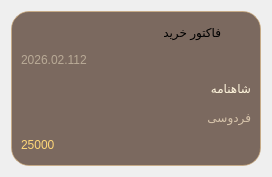
Onyx1907/Lumina-EBook-Platform, file Client/user/inovicecard.ui: the form before one commit.
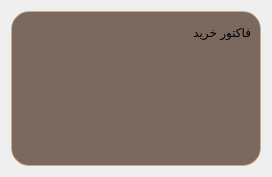
The form after the commit.

Commit message: refactor/fix: improve UI and fix a bug in display date of inovices

The edit to the form file:
```diff
--- a/Client/user/inovicecard.ui
+++ b/Client/user/inovicecard.ui
@@ -89,12 +89,6 @@
      <layout class="QVBoxLayout" name="verticalLayout">
       <item>
        <widget class="QLabel" name="inovice_label">
-        <property name="maximumSize">
-         <size>
-          <width>200</width>
-          <height>16777215</height>
-         </size>
-        </property>
         <property name="text">
          <string>فاکتور خرید</string>
         </property>
@@ -109,28 +103,28 @@
          </size>
         </property>
         <property name="text">
-         <string>2026.02.112</string>
+         <string/>
         </property>
        </widget>
       </item>
       <item>
        <widget class="QLabel" name="title_label">
         <property name="text">
-         <string>شاهنامه</string>
+         <string/>
         </property>
        </widget>
       </item>
       <item>
        <widget class="QLabel" name="author_label">
         <property name="text">
-         <string>فردوسی</string>
+         <string/>
         </property>
        </widget>
       </item>
       <item>
        <widget class="QLabel" name="price_label">
         <property name="text">
-         <string>25000</string>
+         <string/>
         </property>
        </widget>
       </item>
```
The commit also changes 2 other files.
